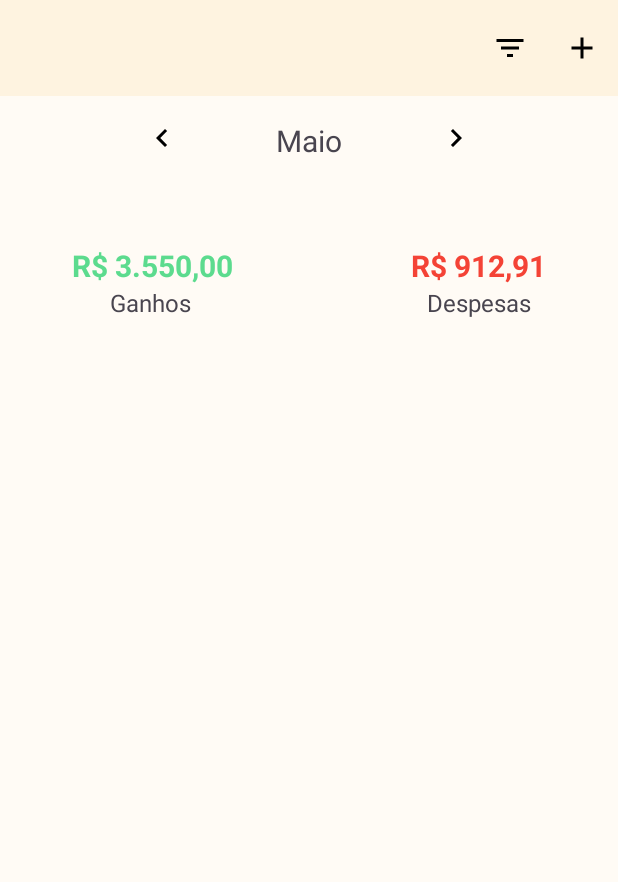
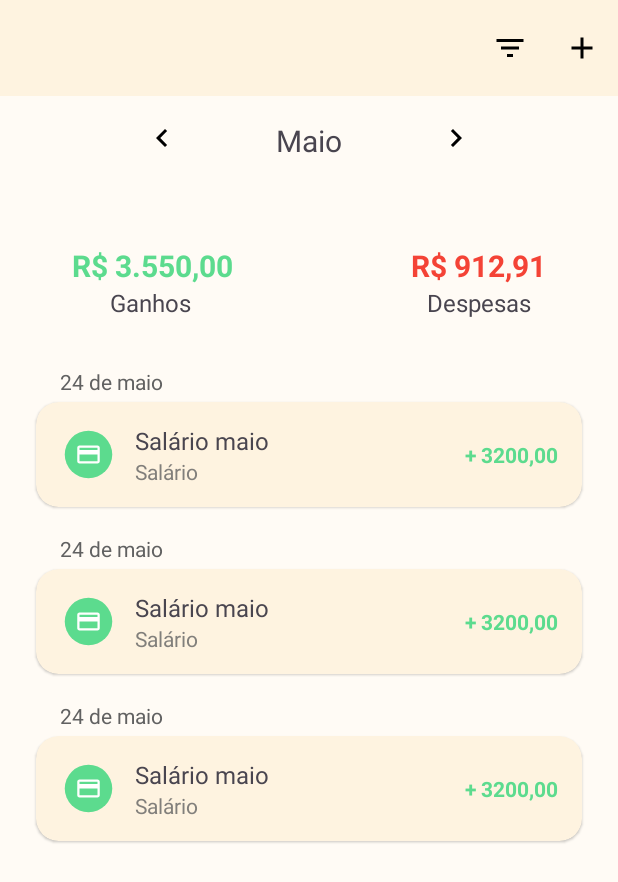
Before and after one commit to htchristie/finances-app, an Android app: the layout fragment_transactions.xml on its own in the app's theme, with its tools: preview values and no code run, on a phone screen of 412 x 824 dp. Shown: the top 882 px of the screen. Run offline under Robolectric (Android 15) with nearby library versions, the phone set to English and light mode, and no system bars.

Commit message:
add transaction card items

```diff
--- /dev/null
+++ b/app/src/main/res/drawable/ic_baseline_credit_card_24.xml
@@ -0,0 +1,5 @@
+<vector android:height="24dp" android:tint="#FFFFFF"
+    android:viewportHeight="24" android:viewportWidth="24"
+    android:width="24dp" xmlns:android="http://schemas.android.com/apk/res/android">
+    <path android:fillColor="@android:color/white" android:pathData="M20,4L4,4c-1.11,0 -1.99,0.89 -1.99,2L2,18c0,1.11 0.89,2 2,2h16c1.11,0 2,-0.89 2,-2L22,6c0,-1.11 -0.89,-2 -2,-2zM20,18L4,18v-6h16v6zM20,8L4,8L4,6h16v2z"/>
+</vector>
--- a/app/src/main/res/layout/fragment_home.xml
+++ b/app/src/main/res/layout/fragment_home.xml
@@ -201,10 +201,8 @@
                     android:layout_marginTop="16dp"
                     app:layout_constraintBottom_toBottomOf="parent"
                     app:layout_constraintEnd_toEndOf="parent"
-                    app:layout_constraintHorizontal_bias="0.0"
                     app:layout_constraintStart_toStartOf="parent"
-                    app:layout_constraintTop_toBottomOf="@+id/imageView"
-                    app:layout_constraintVertical_bias="0.0">
+                    app:layout_constraintTop_toBottomOf="@+id/imageView">
 
                     <androidx.recyclerview.widget.RecyclerView
                         android:id="@+id/rvRecentActivity"
--- a/app/src/main/res/layout/fragment_planning.xml
+++ b/app/src/main/res/layout/fragment_planning.xml
@@ -19,14 +19,15 @@
 
             <com.google.android.material.appbar.MaterialToolbar
                 android:id="@+id/materialToolbar"
-                android:layout_width="409dp"
+                android:layout_width="match_parent"
                 android:layout_height="wrap_content"
                 android:background="?attr/colorPrimary"
                 android:minHeight="?attr/actionBarSize"
                 android:theme="?attr/actionBarTheme"
                 app:layout_constraintEnd_toEndOf="parent"
                 app:layout_constraintStart_toStartOf="parent"
-                app:layout_constraintTop_toTopOf="parent" />
+                app:layout_constraintTop_toTopOf="parent"
+                app:menu="@menu/planning_menu"/>
 
             <TextView
                 android:id="@+id/tvPlMonth"
--- a/app/src/main/res/layout/fragment_transactions.xml
+++ b/app/src/main/res/layout/fragment_transactions.xml
@@ -8,9 +8,13 @@
     android:fitsSystemWindows="true"
     tools:context=".fragments.TransactionsFragment">
 
+    <ScrollView
+        android:layout_width="match_parent"
+        android:layout_height="match_parent">
+
         <androidx.constraintlayout.widget.ConstraintLayout
             android:layout_width="match_parent"
-        android:layout_height="match_parent">
+            android:layout_height="wrap_content">
 
             <com.google.android.material.appbar.MaterialToolbar
                 android:id="@+id/transactionsToolbar"
@@ -41,10 +45,10 @@
                 android:layout_height="wrap_content"
                 android:layout_marginTop="16dp"
                 android:layout_marginEnd="64dp"
+                android:contentDescription="@string/previous_month"
                 android:src="@drawable/ic_baseline_keyboard_arrow_left_24"
                 app:layout_constraintEnd_toStartOf="@+id/tvTrMonth"
-            app:layout_constraintTop_toBottomOf="@+id/transactionsToolbar"
-            android:contentDescription="@string/previous_month" />
+                app:layout_constraintTop_toBottomOf="@+id/transactionsToolbar" />
 
             <ImageView
                 android:id="@+id/trRightArrow"
@@ -52,10 +56,10 @@
                 android:layout_height="wrap_content"
                 android:layout_marginStart="64dp"
                 android:layout_marginTop="16dp"
+                android:contentDescription="@string/next_month"
                 android:src="@drawable/ic_baseline_keyboard_arrow_right_24"
                 app:layout_constraintStart_toEndOf="@+id/tvTrMonth"
-            app:layout_constraintTop_toBottomOf="@+id/transactionsToolbar"
-            android:contentDescription="@string/next_month" />
+                app:layout_constraintTop_toBottomOf="@+id/transactionsToolbar" />
 
             <TextView
                 android:id="@+id/tvTrProfitDisplay"
@@ -102,6 +106,22 @@
                 android:textSize="16sp"
                 app:layout_constraintEnd_toEndOf="parent"
                 app:layout_constraintTop_toBottomOf="@+id/tvTrExpensesDisplay" />
+
+            <androidx.recyclerview.widget.RecyclerView
+                android:id="@+id/rvTransactionCard"
+                android:layout_width="match_parent"
+                android:layout_height="match_parent"
+                android:layout_marginTop="22dp"
+                android:layout_marginBottom="32dp"
+                app:layout_constraintBottom_toBottomOf="parent"
+                app:layout_constraintEnd_toEndOf="parent"
+                app:layout_constraintStart_toStartOf="parent"
+                app:layout_constraintTop_toBottomOf="@+id/tvTrProfit"
+                tools:listitem="@layout/transactions_card_w_date_item">
+
+
+            </androidx.recyclerview.widget.RecyclerView>
         </androidx.constraintlayout.widget.ConstraintLayout>
+    </ScrollView>
 
 </FrameLayout>
--- /dev/null
+++ b/app/src/main/res/layout/transactions_card_w_date_item.xml
@@ -0,0 +1,101 @@
+<?xml version="1.0" encoding="utf-8"?>
+<androidx.constraintlayout.widget.ConstraintLayout xmlns:android="http://schemas.android.com/apk/res/android"
+    xmlns:app="http://schemas.android.com/apk/res-auto"
+    xmlns:tools="http://schemas.android.com/tools"
+    android:layout_width="match_parent"
+    android:layout_height="wrap_content">
+
+
+    <TextView
+        android:id="@+id/tvCardDate"
+        android:layout_width="wrap_content"
+        android:layout_height="wrap_content"
+        android:layout_marginStart="16dp"
+        android:layout_marginTop="10dp"
+        android:layout_marginBottom="4dp"
+        android:text="24 de maio"
+        android:textColor="@color/gray_700"
+        app:layout_constraintBottom_toTopOf="@+id/cardView6"
+        app:layout_constraintStart_toStartOf="@+id/cardView6"
+        app:layout_constraintTop_toTopOf="parent" />
+
+    <androidx.cardview.widget.CardView
+        android:id="@+id/cardView6"
+        android:layout_width="match_parent"
+        android:layout_height="wrap_content"
+        android:layout_marginStart="24dp"
+        android:layout_marginEnd="24dp"
+        android:layout_marginBottom="8dp"
+        app:cardBackgroundColor="@color/amber_100"
+        app:cardCornerRadius="15dp"
+        app:cardElevation="1dp"
+        app:layout_constraintBottom_toBottomOf="parent"
+        app:layout_constraintEnd_toEndOf="parent"
+        app:layout_constraintStart_toStartOf="parent">
+
+        <androidx.constraintlayout.widget.ConstraintLayout
+            android:layout_width="match_parent"
+            android:layout_height="match_parent">
+
+            <ImageView
+                android:id="@+id/ivDateCardIconBg"
+                android:layout_width="38dp"
+                android:layout_height="38dp"
+                android:layout_marginStart="16dp"
+                android:layout_marginTop="16dp"
+                android:layout_marginBottom="16dp"
+                app:layout_constraintBottom_toBottomOf="parent"
+                app:layout_constraintStart_toStartOf="parent"
+                app:layout_constraintTop_toTopOf="parent"
+                app:srcCompat="@drawable/ic_baseline_circle_green"
+                tools:ignore="ContentDescription" />
+
+            <ImageView
+                android:id="@+id/ivDateCardIconFg"
+                android:layout_width="18dp"
+                android:layout_height="18dp"
+                app:layout_constraintBottom_toBottomOf="@+id/ivDateCardIconBg"
+                app:layout_constraintEnd_toEndOf="@+id/ivDateCardIconBg"
+                app:layout_constraintStart_toStartOf="@+id/ivDateCardIconBg"
+                app:layout_constraintTop_toTopOf="@+id/ivDateCardIconBg"
+                app:srcCompat="@drawable/ic_baseline_credit_card_24"
+                tools:ignore="ContentDescription" />
+
+            <TextView
+                android:id="@+id/tvDateCardDesc"
+                android:layout_width="wrap_content"
+                android:layout_height="wrap_content"
+                android:layout_marginStart="12dp"
+                android:text="Salário maio"
+                android:textSize="16sp"
+                app:layout_constraintBottom_toTopOf="@+id/tvDateCardCategory"
+                app:layout_constraintStart_toEndOf="@+id/ivDateCardIconBg"
+                app:layout_constraintTop_toTopOf="@+id/ivDateCardIconBg" />
+
+            <TextView
+                android:id="@+id/tvDateCardCategory"
+                android:layout_width="wrap_content"
+                android:layout_height="wrap_content"
+                android:layout_marginStart="12dp"
+                android:alpha=".8"
+                android:text="Salário"
+                android:textColor="@color/gray_700"
+                app:layout_constraintBottom_toBottomOf="@+id/ivDateCardIconBg"
+                app:layout_constraintStart_toEndOf="@+id/ivDateCardIconBg"
+                app:layout_constraintTop_toBottomOf="@+id/tvDateCardDesc" />
+
+            <TextView
+                android:id="@+id/tvDateCardValue"
+                android:layout_width="wrap_content"
+                android:layout_height="wrap_content"
+                android:layout_marginEnd="16dp"
+                android:text="+ 3200,00"
+                android:textColor="@color/green_500"
+                android:textStyle="bold"
+                app:layout_constraintBottom_toBottomOf="@+id/ivDateCardIconBg"
+                app:layout_constraintEnd_toEndOf="parent"
+                app:layout_constraintTop_toTopOf="@+id/ivDateCardIconBg" />
+        </androidx.constraintlayout.widget.ConstraintLayout>
+    </androidx.cardview.widget.CardView>
+
+</androidx.constraintlayout.widget.ConstraintLayout>
--- a/app/src/main/res/values/strings.xml
+++ b/app/src/main/res/values/strings.xml
@@ -12,7 +12,7 @@
     <string name="ra_category">Mercado</string>
     <string name="ra_currency">-107,23</string>
     <string name="tr_menu_filter">Filter</string>
-    <string name="tr_menu_add">Add</string>
+    <string name="tr_menu_add">Adicionar</string>
     <string name="tr_month">Maio</string>
     <string name="remaining_budget">Orçamento restante</string>
     <string name="food_label">Alimentação</string>
```
Also changed, not shown: app/src/main/res/layout/transactions_card_item.xml (added, +86 -0 lines), app/src/main/res/menu/planning_menu.xml (added, +10 -0 lines). Lines whose indentation alone changed are shown as unchanged.
